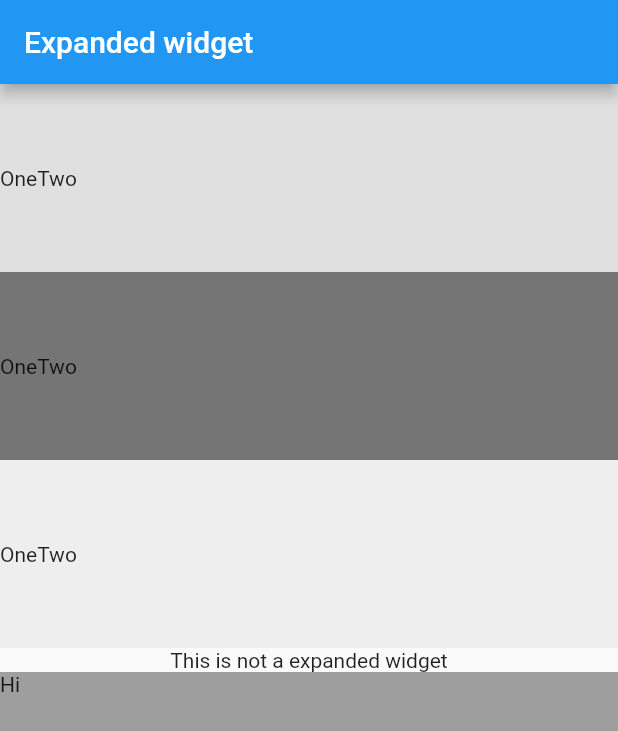
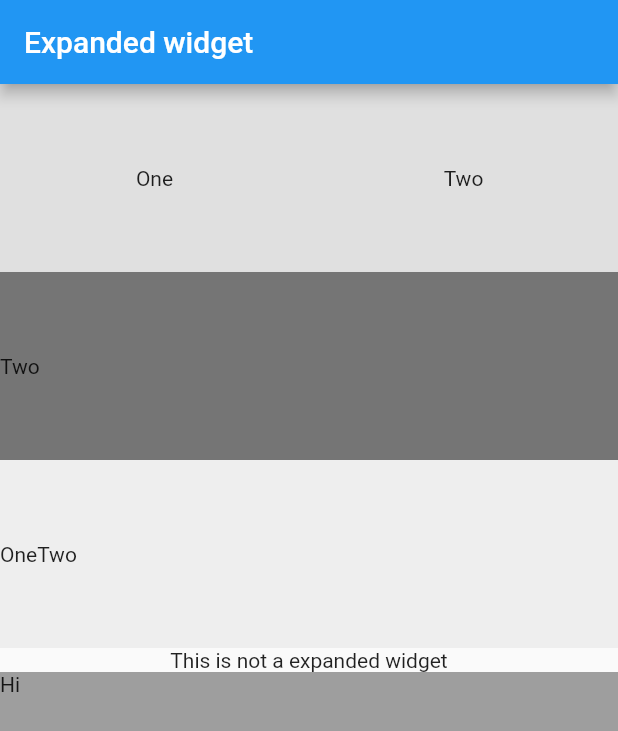
Before and after one commit to yashodgayashan/flutter-tutorial, a Flutter app: the screen it shows after launch, on a phone screen of 412 x 824 dp. Shown: the top 731 px of the screen. Run offline on Flutter 3.47's test engine with Material 2 defaults, Android fonts, the phone set to English and light mode, and no system bars.

Commit message:
Added expanded widget in a row

```diff
--- a/lib/screens/expanded_screen.dart
+++ b/lib/screens/expanded_screen.dart
@@ -16,8 +16,18 @@ class ExpandedScreen extends StatelessWidget {
               color: Colors.grey[300],
               child: Row(
                 children: <Widget>[
-                  Text("One"),
-                  Text("Two"),
+                  Expanded(
+                    child: Text(
+                      "One",
+                      textAlign: TextAlign.center,
+                    ),
+                  ),
+                  Expanded(
+                    child: Text(
+                      "Two",
+                      textAlign: TextAlign.center,
+                    ),
+                  ),
                 ],
               ),
             ),
@@ -28,7 +38,7 @@ class ExpandedScreen extends StatelessWidget {
               color: Colors.grey[600],
               child: Row(
                 children: <Widget>[
-                  Text("One"),
+                  Text(""),
                   Text("Two"),
                 ],
               ),
```
